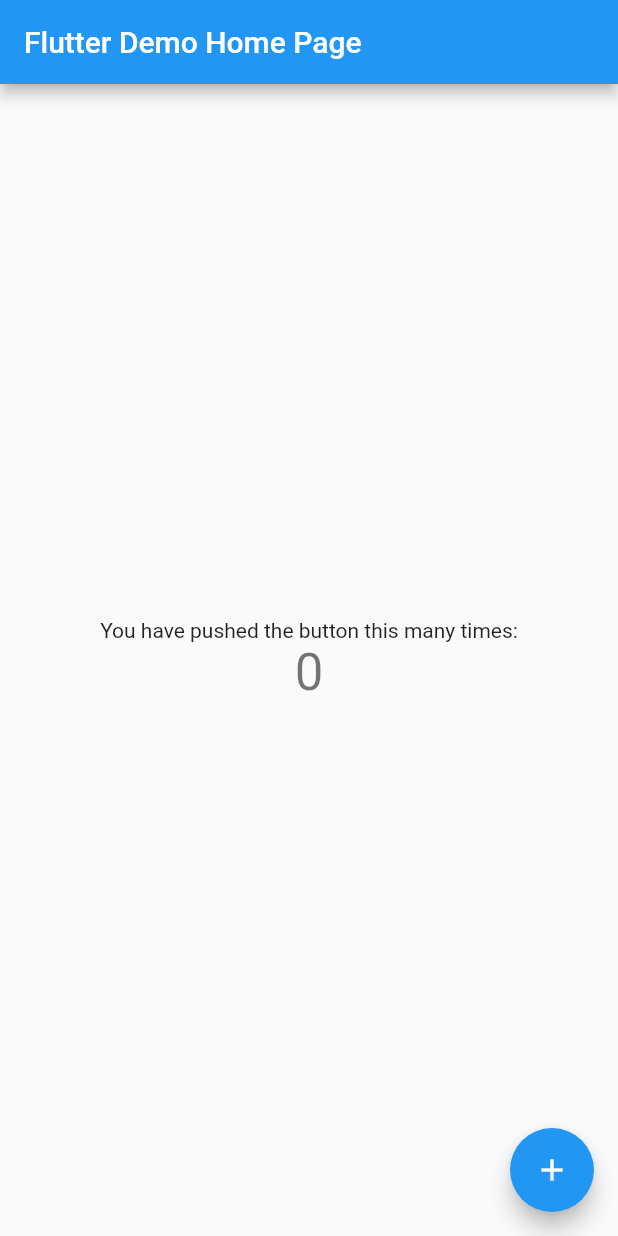
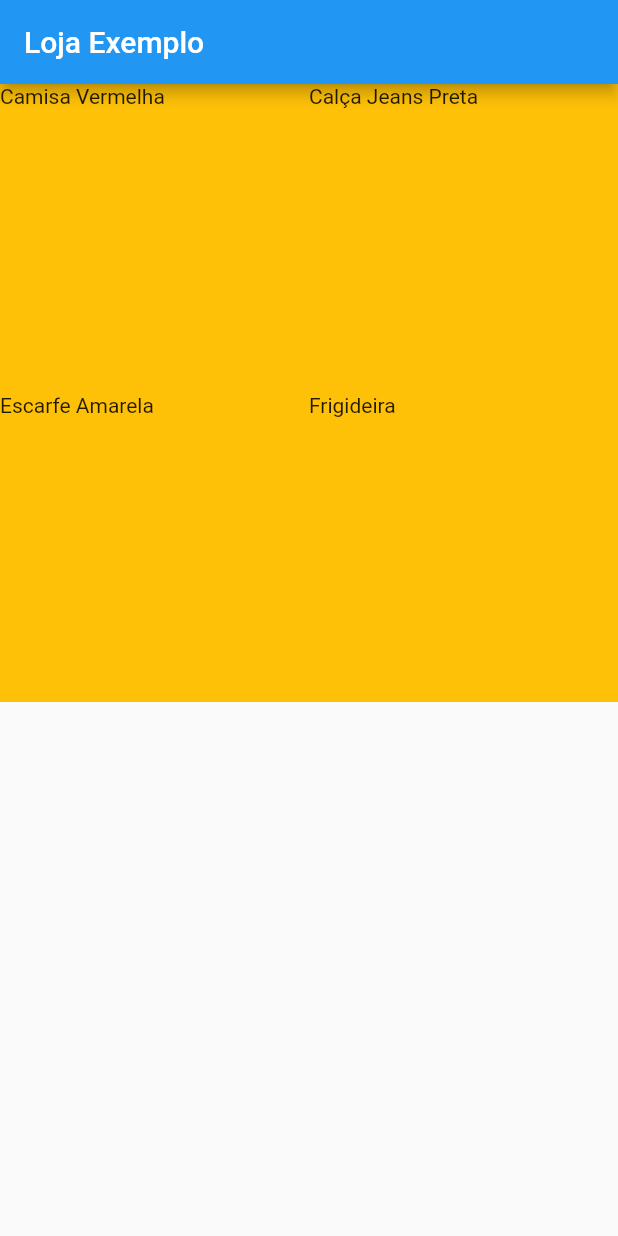
Before and after one commit to Matheus-IT/shop_app, a Flutter app: the screen it shows after launch, on a phone screen of 412 x 824 dp. Run offline on Flutter 3.47's test engine with Material 2 defaults, Android fonts, the phone set to English and light mode, and no system bars.

Commit message:
Main screen creation

```diff
--- /dev/null
+++ b/lib/core/shop_app.dart
@@ -0,0 +1,33 @@
+import 'package:flutter/material.dart';
+
+import '../models/product.dart';
+import '../providers/product_provider.dart';
+
+class ShopApp extends StatelessWidget {
+  const ShopApp({Key? key}) : super(key: key);
+
+  @override
+  Widget build(BuildContext context) {
+    final products = ProductProvider.fetchProducts();
+    final children = List<Widget>.generate(
+      products.length,
+      (int index) => Container(
+        color: Colors.amber,
+        child: Text(products[index].name),
+      ),
+    );
+
+    return MaterialApp(
+      debugShowCheckedModeBanner: false,
+      home: Scaffold(
+        appBar: AppBar(title: const Text('Loja Exemplo')),
+        body: GridView(
+          gridDelegate: SliverGridDelegateWithFixedCrossAxisCount(
+            crossAxisCount: 2,
+          ),
+          children: children,
+        ),
+      ),
+    );
+  }
+}
--- a/lib/main.dart
+++ b/lib/main.dart
@@ -1,115 +1,7 @@
 import 'package:flutter/material.dart';
 
+import 'core/shop_app.dart';
+
 void main() {
-  runApp(const MyApp());
+  runApp(const ShopApp());
 }
-
-class MyApp extends StatelessWidget {
-  const MyApp({Key? key}) : super(key: key);
-
-  // This widget is the root of your application.
-  @override
-  Widget build(BuildContext context) {
-    return MaterialApp(
-      title: 'Flutter Demo',
-      theme: ThemeData(
-        // This is the theme of your application.
-        //
-        // Try running your application with "flutter run". You'll see the
-        // application has a blue toolbar. Then, without quitting the app, try
-        // changing the primarySwatch below to Colors.green and then invoke
-        // "hot reload" (press "r" in the console where you ran "flutter run",
-        // or simply save your changes to "hot reload" in a Flutter IDE).
-        // Notice that the counter didn't reset back to zero; the application
-        // is not restarted.
-        primarySwatch: Colors.blue,
-      ),
-      home: const MyHomePage(title: 'Flutter Demo Home Page'),
-    );
-  }
-}
-
-class MyHomePage extends StatefulWidget {
-  const MyHomePage({Key? key, required this.title}) : super(key: key);
-
-  // This widget is the home page of your application. It is stateful, meaning
-  // that it has a State object (defined below) that contains fields that affect
-  // how it looks.
-
-  // This class is the configuration for the state. It holds the values (in this
-  // case the title) provided by the parent (in this case the App widget) and
-  // used by the build method of the State. Fields in a Widget subclass are
-  // always marked "final".
-
-  final String title;
-
-  @override
-  State<MyHomePage> createState() => _MyHomePageState();
-}
-
-class _MyHomePageState extends State<MyHomePage> {
-  int _counter = 0;
-
-  void _incrementCounter() {
-    setState(() {
-      // This call to setState tells the Flutter framework that something has
-      // changed in this State, which causes it to rerun the build method below
-      // so that the display can reflect the updated values. If we changed
-      // _counter without calling setState(), then the build method would not be
-      // called again, and so nothing would appear to happen.
-      _counter++;
-    });
-  }
-
-  @override
-  Widget build(BuildContext context) {
-    // This method is rerun every time setState is called, for instance as done
-    // by the _incrementCounter method above.
-    //
-    // The Flutter framework has been optimized to make rerunning build methods
-    // fast, so that you can just rebuild anything that needs updating rather
-    // than having to individually change instances of widgets.
-    return Scaffold(
-      appBar: AppBar(
-        // Here we take the value from the MyHomePage object that was created by
-        // the App.build method, and use it to set our appbar title.
-        title: Text(widget.title),
-      ),
-      body: Center(
-        // Center is a layout widget. It takes a single child and positions it
-        // in the middle of the parent.
-        child: Column(
-          // Column is also a layout widget. It takes a list of children and
-          // arranges them vertically. By default, it sizes itself to fit its
-          // children horizontally, and tries to be as tall as its parent.
-          //
-          // Invoke "debug painting" (press "p" in the console, choose the
-          // "Toggle Debug Paint" action from the Flutter Inspector in Android
-          // Studio, or the "Toggle Debug Paint" command in Visual Studio Code)
-          // to see the wireframe for each widget.
-          //
-          // Column has various properties to control how it sizes itself and
-          // how it positions its children. Here we use mainAxisAlignment to
-          // center the children vertically; the main axis here is the vertical
-          // axis because Columns are vertical (the cross axis would be
-          // horizontal).
-          mainAxisAlignment: MainAxisAlignment.center,
-          children: <Widget>[
-            const Text(
-              'You have pushed the button this many times:',
-            ),
-            Text(
-              '$_counter',
-              style: Theme.of(context).textTheme.headline4,
-            ),
-          ],
-        ),
-      ),
-      floatingActionButton: FloatingActionButton(
-        onPressed: _incrementCounter,
-        tooltip: 'Increment',
-        child: const Icon(Icons.add),
-      ), // This trailing comma makes auto-formatting nicer for build methods.
-    );
-  }
-}
--- /dev/null
+++ b/lib/models/product.dart
@@ -0,0 +1,15 @@
+class Product {
+  final int id;
+  final String name;
+  final String description;
+  final double price;
+  final String imageUrl;
+
+  Product({
+    required this.id,
+    required this.name,
+    required this.description,
+    required this.price,
+    required this.imageUrl,
+  });
+}
--- /dev/null
+++ b/lib/providers/dummy_products.dart
@@ -0,0 +1,36 @@
+import '../models/product.dart';
+
+final dummyData = [
+  Product(
+    id: 1010,
+    name: 'Camisa Vermelha',
+    description: 'Uma camisa vermelha - Bem vermelhinha!',
+    price: 29.99,
+    imageUrl:
+        'https://cdn.pixabay.com/photo/2016/10/02/22/17/red-t-shirt-1710578_1280.jpg',
+  ),
+  Product(
+    id: 1022,
+    name: 'Calça Jeans Preta',
+    description: 'Calça jeans preta com elastano',
+    price: 59.99,
+    imageUrl:
+        'https://upload.wikimedia.org/wikipedia/commons/thumb/e/e8/Trousers%2C_dress_%28AM_1960.022-8%29.jpg/512px-Trousers%2C_dress_%28AM_1960.022-8%29.jpg',
+  ),
+  Product(
+    id: 2190,
+    name: 'Escarfe Amarela',
+    description:
+        'Quente e aconchegante - exatamente o que você precisa para o inverno.',
+    price: 19.99,
+    imageUrl: 'https://live.staticflickr.com/4043/4438260868_cc79b3369d_z.jpg',
+  ),
+  Product(
+    id: 2498,
+    name: 'Frigideira',
+    description: 'Prepare qualquer refeição que desejar.',
+    price: 49.99,
+    imageUrl:
+        'https://upload.wikimedia.org/wikipedia/commons/thumb/1/14/Cast-Iron-Pan.jpg/1024px-Cast-Iron-Pan.jpg',
+  ),
+];
--- /dev/null
+++ b/lib/providers/product_provider.dart
@@ -0,0 +1,10 @@
+import '../models/product.dart';
+import './dummy_products.dart';
+
+class ProductProvider {
+  static final List<Product> _products = dummyData;
+
+  static List<Product> fetchProducts() {
+    return _products;
+  }
+}
```
